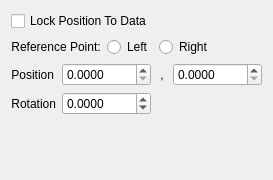
First picture: the form in src/libkstapp/labeldimensionstab.ui, repository Kst-plot/kst, before the edit.
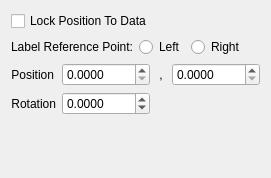
Second picture: the form after the edit.

Commit message: Two things: -add qtmath so that the arm related changes work -Fix viewitems so that the dialogs are properly updated when in 'fix to data' mode.

```diff
--- a/src/libkstapp/labeldimensionstab.ui
+++ b/src/libkstapp/labeldimensionstab.ui
@@ -6,8 +6,8 @@
    <rect>
     <x>0</x>
     <y>0</y>
-    <width>273</width>
-    <height>180</height>
+    <width>271</width>
+    <height>178</height>
    </rect>
   </property>
   <property name="windowTitle">
@@ -52,7 +52,7 @@
         </sizepolicy>
        </property>
        <property name="text">
-        <string>Reference Point:</string>
+        <string>Label Reference Point:</string>
        </property>
        <property name="alignment">
         <set>Qt::AlignCenter</set>
```
The commit also changes 4 other files.
